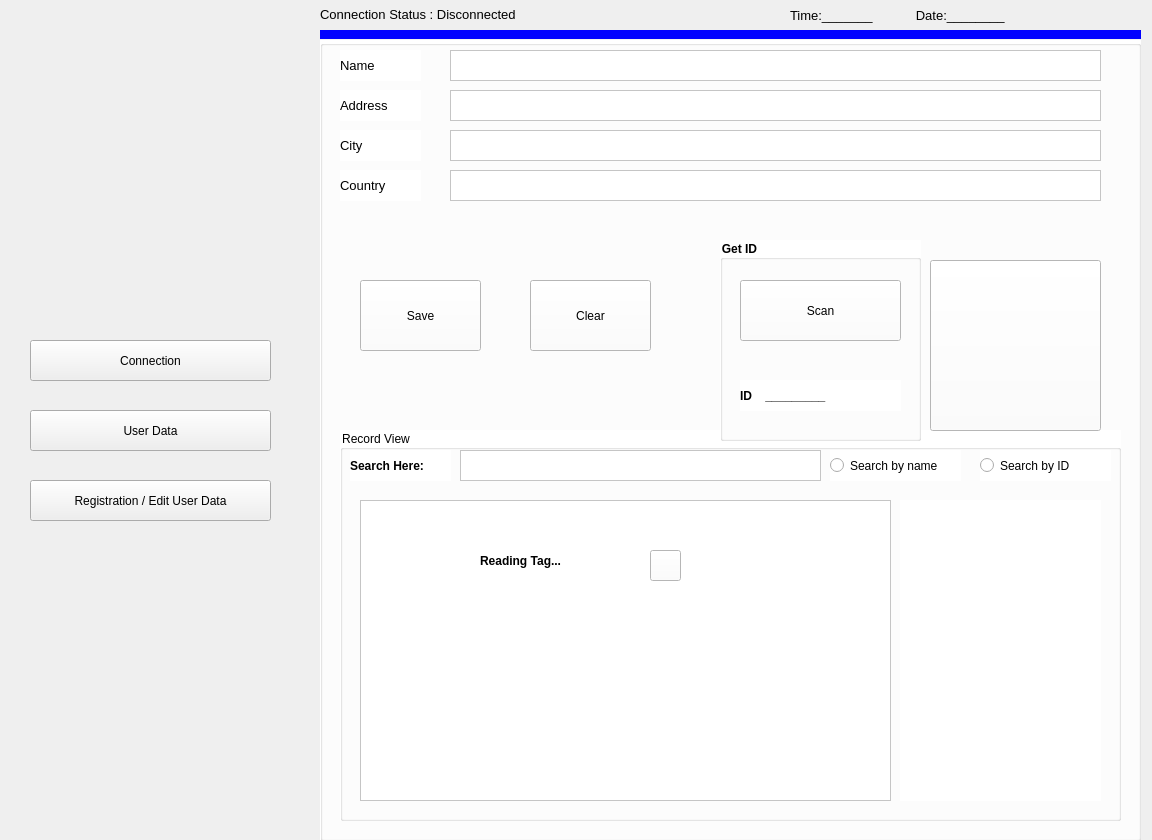
This is design_ui/Ui.ui in Quoc123123/LVTN as Qt 5 draws it before an edit. The edited form follows.
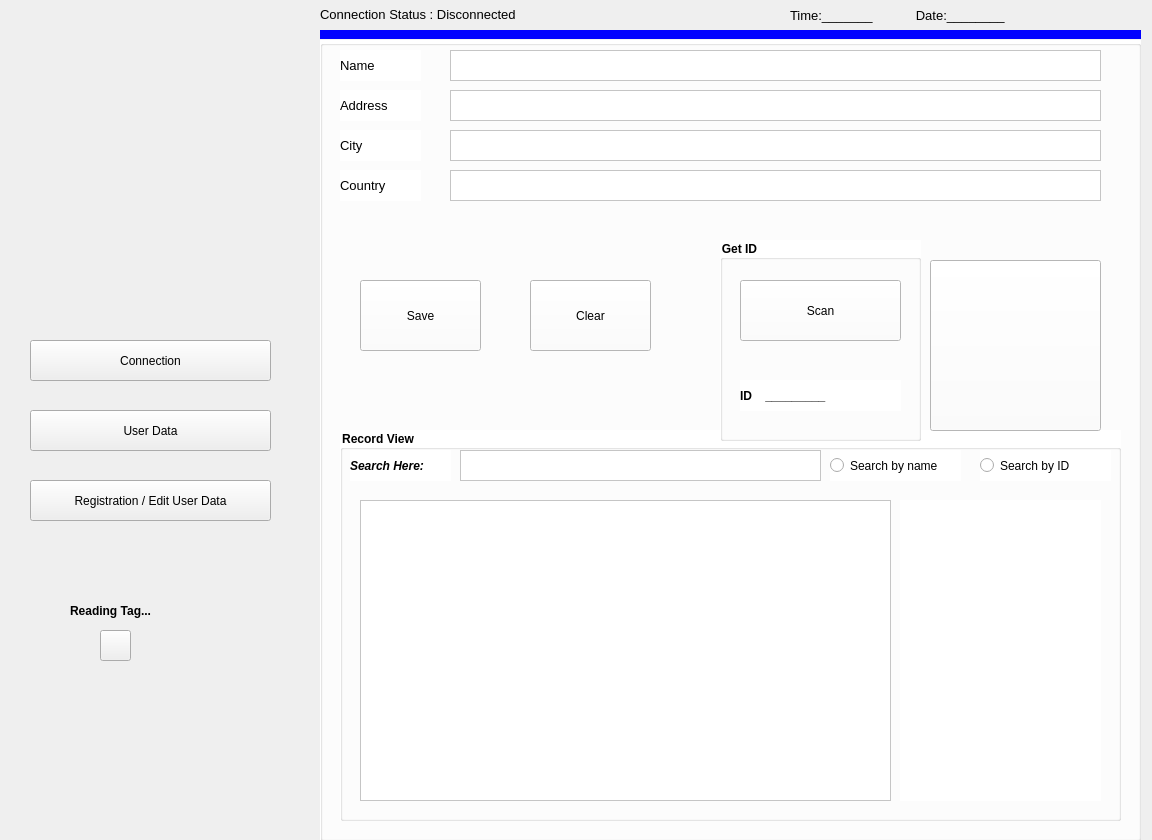
This is the edited form. Icons and pictures are not drawn.

The edit to the form file:
```diff
--- a/design_ui/Ui.ui
+++ b/design_ui/Ui.ui
@@ -279,6 +279,8 @@
      <property name="font">
       <font>
        <pointsize>9</pointsize>
+       <weight>75</weight>
+       <bold>true</bold>
       </font>
      </property>
      <property name="title">
@@ -733,6 +735,8 @@
       <property name="font">
        <font>
         <pointsize>9</pointsize>
+        <weight>75</weight>
+        <bold>true</bold>
        </font>
       </property>
       <property name="title">
@@ -751,6 +755,7 @@
         <font>
          <pointsize>9</pointsize>
          <weight>75</weight>
+         <italic>true</italic>
          <bold>true</bold>
         </font>
        </property>
@@ -833,57 +838,6 @@
         <bool>true</bool>
        </property>
       </widget>
-      <widget class="QLabel" name="lbReadingTag">
-       <property name="geometry">
-        <rect>
-         <x>140</x>
-         <y>120</y>
-         <width>111</width>
-         <height>21</height>
-        </rect>
-       </property>
-       <property name="font">
-        <font>
-         <pointsize>9</pointsize>
-         <weight>75</weight>
-         <bold>true</bold>
-        </font>
-       </property>
-       <property name="text">
-        <string>Reading Tag...</string>
-       </property>
-      </widget>
-      <widget class="QPushButton" name="btnCloseTag">
-       <property name="geometry">
-        <rect>
-         <x>310</x>
-         <y>120</y>
-         <width>31</width>
-         <height>31</height>
-        </rect>
-       </property>
-       <property name="font">
-        <font>
-         <stylestrategy>PreferDefault</stylestrategy>
-        </font>
-       </property>
-       <property name="layoutDirection">
-        <enum>Qt::LeftToRight</enum>
-       </property>
-       <property name="text">
-        <string/>
-       </property>
-       <property name="icon">
-        <iconset>
-         <normaloff>../picture/image_tools/iconfinder_Button_Close-01_1221894.png</normaloff>../picture/image_tools/iconfinder_Button_Close-01_1221894.png</iconset>
-       </property>
-       <property name="iconSize">
-        <size>
-         <width>20</width>
-         <height>20</height>
-        </size>
-       </property>
-      </widget>
       <widget class="QLabel" name="lbMovie">
        <property name="geometry">
         <rect>
@@ -1114,6 +1068,57 @@
     <string>Registration / Edit User Data</string>
    </property>
   </widget>
+  <widget class="QPushButton" name="btnCloseTag">
+   <property name="geometry">
+    <rect>
+     <x>100</x>
+     <y>630</y>
+     <width>31</width>
+     <height>31</height>
+    </rect>
+   </property>
+   <property name="font">
+    <font>
+     <stylestrategy>PreferDefault</stylestrategy>
+    </font>
+   </property>
+   <property name="layoutDirection">
+    <enum>Qt::LeftToRight</enum>
+   </property>
+   <property name="text">
+    <string/>
+   </property>
+   <property name="icon">
+    <iconset>
+     <normaloff>../picture/image_tools/iconfinder_Button_Close-01_1221894.png</normaloff>../picture/image_tools/iconfinder_Button_Close-01_1221894.png</iconset>
+   </property>
+   <property name="iconSize">
+    <size>
+     <width>20</width>
+     <height>20</height>
+    </size>
+   </property>
+  </widget>
+  <widget class="QLabel" name="lbReadingTag">
+   <property name="geometry">
+    <rect>
+     <x>70</x>
+     <y>600</y>
+     <width>111</width>
+     <height>21</height>
+    </rect>
+   </property>
+   <property name="font">
+    <font>
+     <pointsize>9</pointsize>
+     <weight>75</weight>
+     <bold>true</bold>
+    </font>
+   </property>
+   <property name="text">
+    <string>Reading Tag...</string>
+   </property>
+  </widget>
  </widget>
  <resources/>
  <connections/>
```
